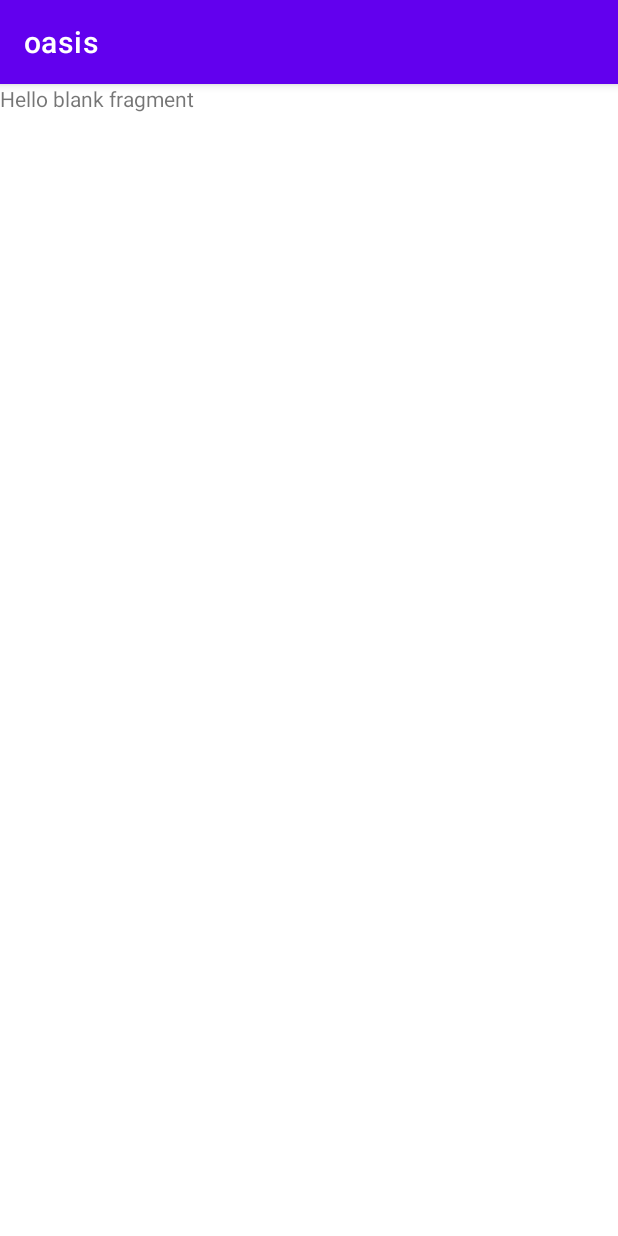
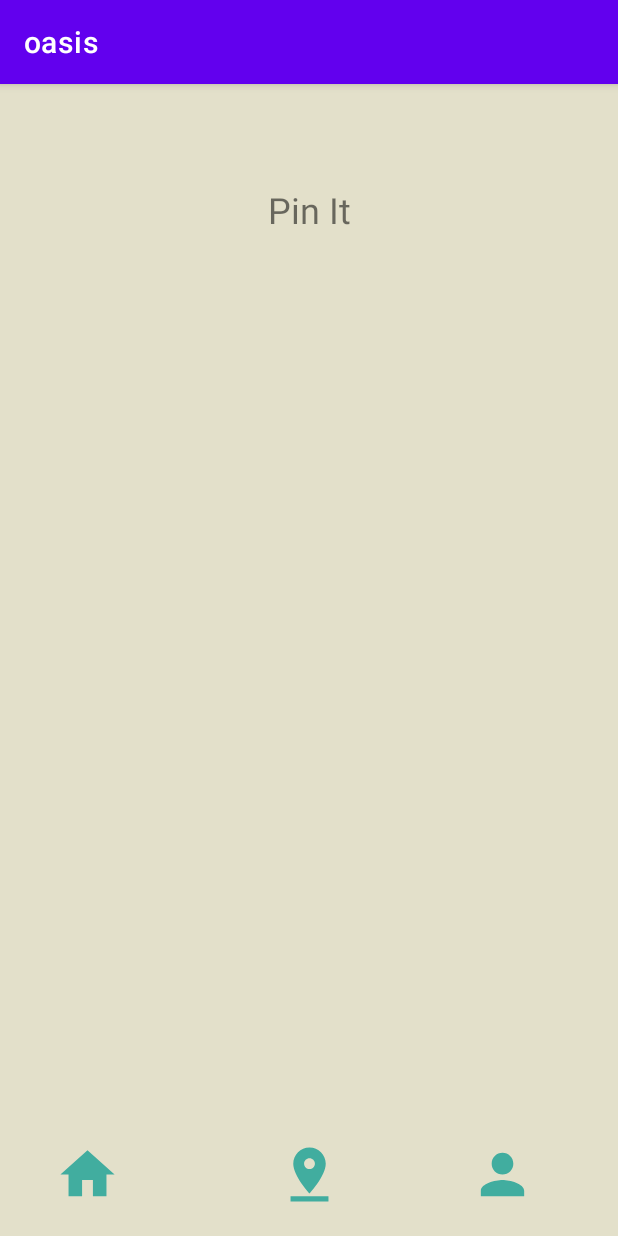
Before and after one commit to Dianique/oasis_part2, an Android app: the fragment PinItFragment shown on its own in the app's theme, on a phone screen of 412 x 824 dp. Run offline under Robolectric (Android 15) with nearby library versions, the phone set to English and light mode, and no system bars.

Commit message:
Newly updated fragments with screen transitions

```diff
--- a/app/src/main/java/com/example/oasis/navigation/PinItFragment.kt
+++ b/app/src/main/java/com/example/oasis/navigation/PinItFragment.kt
@@ -5,6 +5,8 @@ import androidx.fragment.app.Fragment
 import android.view.LayoutInflater
 import android.view.View
 import android.view.ViewGroup
+import android.widget.ImageView
+import androidx.navigation.fragment.findNavController
 import com.example.oasis.R
 
 // TODO: Rename parameter arguments, choose names that match
@@ -18,17 +20,6 @@ private const val ARG_PARAM2 = "param2"
  * create an instance of this fragment.
  */
 class PinItFragment : Fragment() {
-    // TODO: Rename and change types of parameters
-    private var param1: String? = null
-    private var param2: String? = null
-
-    override fun onCreate(savedInstanceState: Bundle?) {
-        super.onCreate(savedInstanceState)
-        arguments?.let {
-            param1 = it.getString(ARG_PARAM1)
-            param2 = it.getString(ARG_PARAM2)
-        }
-    }
 
     override fun onCreateView(
         inflater: LayoutInflater, container: ViewGroup?,
@@ -38,23 +29,20 @@ class PinItFragment : Fragment() {
         return inflater.inflate(R.layout.fragment_pin_it, container, false)
     }
 
-    companion object {
-        /**
-         * Use this factory method to create a new instance of
-         * this fragment using the provided parameters.
-         *
-         * @param param1 Parameter 1.
-         * @param param2 Parameter 2.
-         * @return A new instance of fragment PinItFragment.
-         */
-        // TODO: Rename and change types and number of parameters
-        @JvmStatic
-        fun newInstance(param1: String, param2: String) =
-            PinItFragment().apply {
-                arguments = Bundle().apply {
-                    putString(ARG_PARAM1, param1)
-                    putString(ARG_PARAM2, param2)
-                }
-            }
+    override fun onViewCreated(view: View, savedInstanceState: Bundle?) {
+        super.onViewCreated(view, savedInstanceState)
+        view.findViewById<ImageView>(R.id.home_icon_pinIt).setOnClickListener {
+
+            val pinToMainFeed = PinItFragmentDirections.actionPinItFragmentToMainFeedFragment()
+            findNavController().navigate(pinToMainFeed)
+        }
+        view.findViewById<ImageView>(R.id.profile_icon_pinIt).setOnClickListener {
+
+            val pinToProfile = PinItFragmentDirections.actionPinItFragmentToProfileFragment()
+            findNavController().navigate(pinToProfile)
+
+
+
+        }
     }
 }
--- a/app/src/main/res/layout/fragment_pin_it.xml
+++ b/app/src/main/res/layout/fragment_pin_it.xml
@@ -1,14 +1,58 @@
 <?xml version="1.0" encoding="utf-8"?>
-<FrameLayout xmlns:android="http://schemas.android.com/apk/res/android"
+<androidx.constraintlayout.widget.ConstraintLayout xmlns:android="http://schemas.android.com/apk/res/android"
+    xmlns:app="http://schemas.android.com/apk/res-auto"
     xmlns:tools="http://schemas.android.com/tools"
     android:layout_width="match_parent"
     android:layout_height="match_parent"
+    android:background="#E3E0CA"
     tools:context=".navigation.PinItFragment">
 
     <!-- TODO: Update blank fragment layout -->
     <TextView
-        android:layout_width="match_parent"
-        android:layout_height="match_parent"
-        android:text="@string/hello_blank_fragment" />
+        android:layout_width="wrap_content"
+        android:layout_height="wrap_content"
+        android:text="Pin It"
+        android:textSize="24sp"
+        app:layout_constraintBottom_toBottomOf="parent"
+        app:layout_constraintEnd_toEndOf="parent"
+        app:layout_constraintStart_toStartOf="parent"
+        app:layout_constraintTop_toTopOf="parent"
+        app:layout_constraintVertical_bias="0.092" />
 
-</FrameLayout>
+
+    <ImageView
+        android:id="@+id/home_icon_pinIt"
+        android:layout_width="43dp"
+        android:layout_height="47dp"
+        android:src="@drawable/home_icon"
+        app:layout_constraintBottom_toBottomOf="parent"
+        app:layout_constraintEnd_toEndOf="parent"
+        app:layout_constraintHorizontal_bias="0.1"
+        app:layout_constraintStart_toStartOf="parent"
+        app:layout_constraintTop_toTopOf="parent"
+        app:layout_constraintVertical_bias="0.976" />
+
+    <ImageView
+        android:id="@+id/pin_icon_pinIt"
+        android:layout_width="43dp"
+        android:layout_height="47dp"
+        android:src="@drawable/pin_icon"
+        app:layout_constraintBottom_toBottomOf="parent"
+        app:layout_constraintEnd_toEndOf="parent"
+        app:layout_constraintStart_toStartOf="parent"
+        app:layout_constraintTop_toTopOf="parent"
+        app:layout_constraintVertical_bias="0.976" />
+
+    <ImageView
+        android:id="@+id/profile_icon_pinIt"
+        android:layout_width="43dp"
+        android:layout_height="47dp"
+        android:src="@drawable/profile_icon"
+        app:layout_constraintBottom_toBottomOf="parent"
+        app:layout_constraintEnd_toEndOf="parent"
+        app:layout_constraintHorizontal_bias="0.85"
+        app:layout_constraintStart_toStartOf="parent"
+        app:layout_constraintTop_toTopOf="parent"
+        app:layout_constraintVertical_bias="0.976" />
+
+</androidx.constraintlayout.widget.ConstraintLayout>
```
Also changed, not shown: app/src/main/java/com/example/oasis/navigation/MainFeedFragment.kt (+11 -2 lines), app/src/main/java/com/example/oasis/navigation/ProfileFragment.kt (+11 -3 lines).
